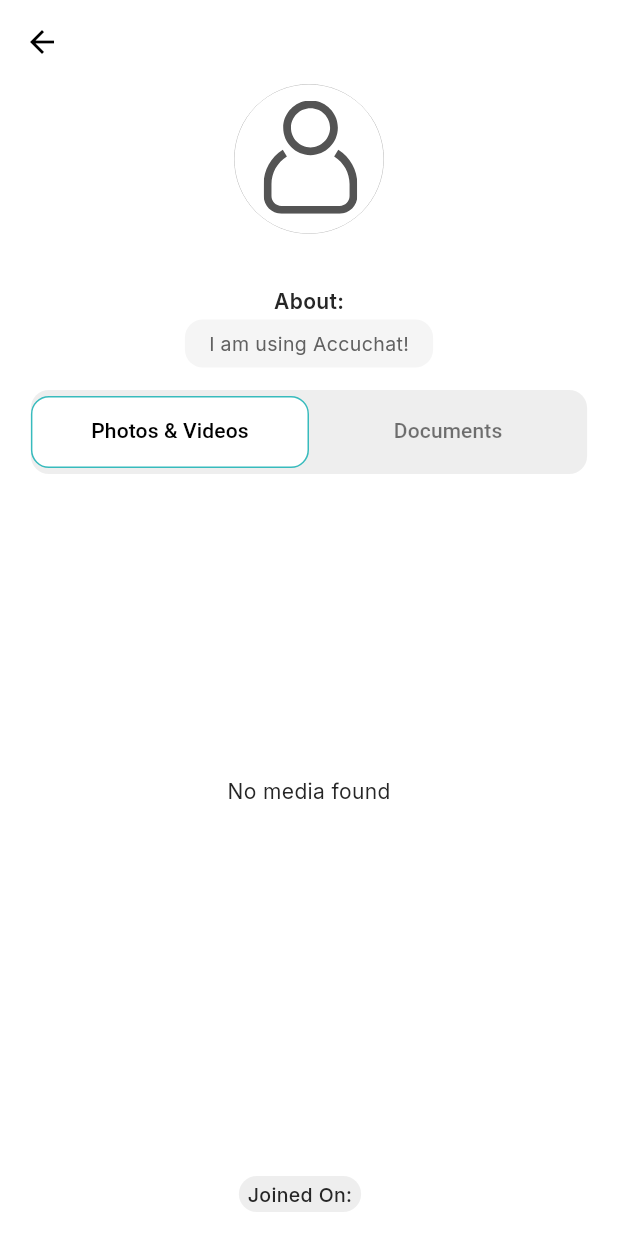
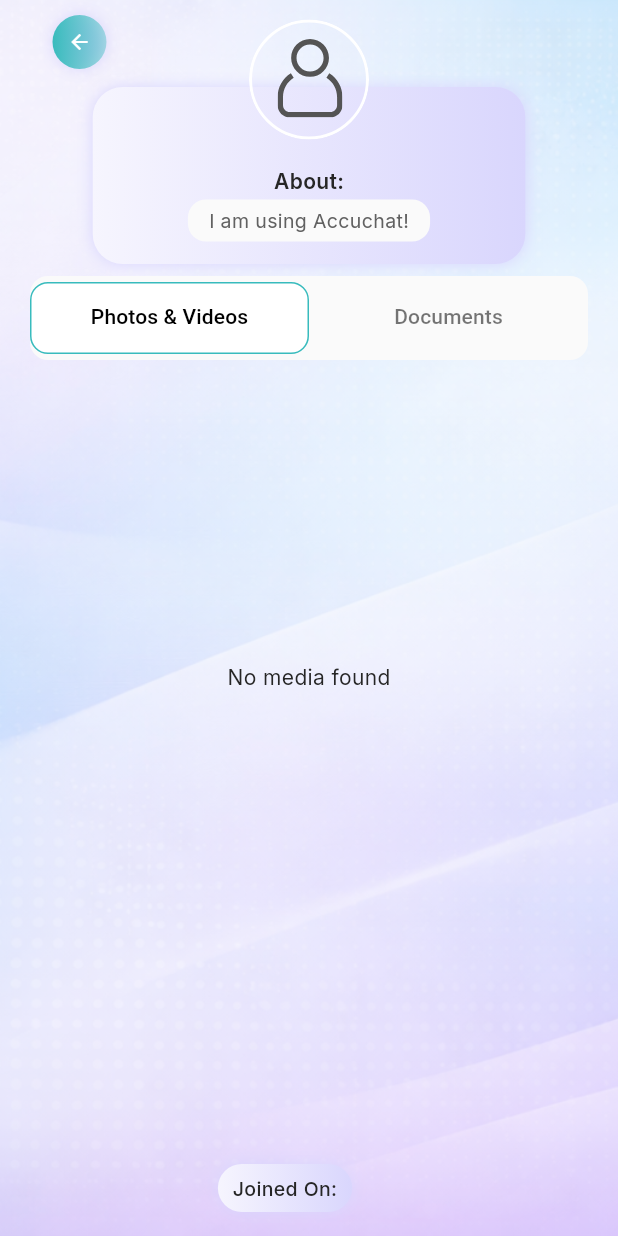
Before and after one commit to Harish-Goyal/accuchat_app, a Flutter app: the ViewProfileScreen screen opened by its route, on a phone screen of 412 x 824 dp. Run offline on Flutter 3.47's test engine with Material 3 defaults, Android fonts, the phone set to English and light mode, and no system bars; drawn by our look-alikes of cached_network_image; our stand-ins replace animated_search_bar, cloud_firestore, connectivity_plus, country_code_picker, cross_file, device_info_plus and 40 more; missing offline and left inert: android_intent_plus, dart:html, dart:js, flutter_dropzone, in_app_update, media_scanner and 1 more; accounts and stored records are empty; network calls fail; Roboto replaces fonts that are missing (Mazzard); statements that could not run were skipped; project files that could hold a hidden picture were left out.

Commit message:
chat image side change for very low visibility
chat image side change for very low visibility
logic screen icons change

```diff
--- a/lib/Screens/Chat/screens/chat_tasks/Presentation/Views/view_profile_screen.dart
+++ b/lib/Screens/Chat/screens/chat_tasks/Presentation/Views/view_profile_screen.dart
@@ -3,6 +3,7 @@ import 'package:AccuChat/Constants/colors.dart';
 import 'package:AccuChat/Screens/Chat/api/apis.dart';
 import 'package:AccuChat/Screens/Chat/screens/chat_tasks/Presentation/Controllers/view_profile_controller.dart';
 import 'package:AccuChat/Screens/Chat/screens/chat_tasks/Presentation/Views/profile_modea_selection.dart';
+import 'package:AccuChat/utils/backappbar.dart';
 import 'package:AccuChat/utils/helper_widget.dart';
 import 'package:AccuChat/utils/networl_shimmer_image.dart';
 import 'package:AccuChat/utils/text_style.dart';
@@ -31,29 +32,13 @@ class ViewProfileScreen extends GetView<ViewProfileController> {
         onTap: () => FocusScope.of(context).unfocus(),
         child: Scaffold(
             //app bar
-            appBar: AppBar(
-              title: Text(
-                controller.user?.userCompany?.displayName !=null?
-                        controller.user?.userCompany?.displayName ??''
-                    :controller.user?.userName!=null? controller.user?.userName??'':
-                        controller.user?.phone ?? '',
-                style: BalooStyles.balooboldTitleTextStyle(),
-              ),
-              scrolledUnderElevation: 0,
-              surfaceTintColor: Colors.white,
-            ),
+
             floatingActionButton: //user about
                 Row(
               mainAxisAlignment: MainAxisAlignment.center,
               crossAxisAlignment: CrossAxisAlignment.center,
               children: [
-                Container(
-                  padding: const EdgeInsets.all(4),
-                  margin: const EdgeInsets.only(left: 20),
-                  decoration: BoxDecoration(
-                    color: Colors.grey.shade200,
-                    borderRadius: BorderRadius.circular(12),
-                  ),
+               GradientContainer(
                   child: Row(
                     mainAxisSize: MainAxisSize.min,
                     mainAxisAlignment: MainAxisAlignment.center,
@@ -74,48 +59,44 @@ class ViewProfileScreen extends GetView<ViewProfileController> {
             ),
 
             //body
-            body: Padding(
-              padding: EdgeInsets.symmetric(horizontal: mq.width * .05),
+            body: Container(
+              height: Get.height,
+              width: Get.width,
+              padding: const EdgeInsets.symmetric(horizontal: 20,vertical: 10),
+              decoration: BoxDecoration(
+                image: DecorationImage(image: AssetImage(darkbg),fit: BoxFit.cover)
+              ),
               child: SingleChildScrollView(
                 child: Column(
+                  crossAxisAlignment: CrossAxisAlignment.start,
                   children: [
-                    InkWell(
-                      borderRadius: BorderRadius.circular(100),
-                      onTap: () => controller.user?.userId == APIs.me.userId
-                          ? Get.toNamed(AppRoutes.h_profile)
-                          : controller.user?.userImage != null
-                              ? Get.to(() => ProfileZoom(
-                                  imagePath:
-                                      "${ApiEnd.baseUrlMedia}${controller.user?.userImage ?? ''}",
-                                  heroTag: "DetailedProfile"))
-                              : showDialog(
-                                  context: context,
-                                  builder: (_) =>
-                                      ProfileDialog(user: controller.user)),
-                      child:
-                      controller.user?.userImage!=null? CustomCacheNetworkImage(
-                        "${ApiEnd.baseUrlMedia}${controller.user?.userImage ?? ''}",
-                        height: 100,
-                        width: 100,
-                        radiusAll: 100,
-                        boxFit: BoxFit.cover,
-                        defaultImage: ICON_profile,
-                        borderColor: greyText,
-                      ):CircleAvatar(
-                        // radius: 45,
-                        backgroundColor: perpleBg,
-                        child: Text(getInitials(usern),style: BalooStyles.baloosemiBoldTextStyle(color: perplebr,),),
-                      ),
+                    backApp(context, controller.user?.userCompany?.displayName !=null?
+                    controller.user?.userCompany?.displayName ??''
+                        :controller.user?.userName!=null? controller.user?.userName??'':
+                    controller.user?.phone ?? ''),
+                    vGap(12),
 
-                    ),
-                    vGap(10),
+                    Stack(
+                      clipBehavior: Clip.none,
+                      alignment: Alignment.topCenter,
+                      children: [
+                        Center(
+                          child: GradientContainer(
+                            radius: 20,
+                            width: Get.width*.7,
+                            padding: 15,
+
+                            child: Column(
+                              children: [
+
+                                vGap(20),
                                 Text(
                                     controller.user?.email == null ||
                                         controller.user?.email == ''
                                         ? controller.user?.phone ?? ''
                                         : controller.user?.email ?? '',
                                     style: BalooStyles.baloomediumTextStyle()),
-                    vGap(10),
+                                vGap(3),
                                 Text(
                                   'About:',
                                   style: BalooStyles.baloosemiBoldTextStyle(),
@@ -134,9 +115,9 @@ class ViewProfileScreen extends GetView<ViewProfileController> {
                                       overflow: TextOverflow.ellipsis)
                                       .paddingSymmetric(horizontal: 8),
                                 ):Container(
-                      padding: const EdgeInsets.all(8),
+                                  padding: const EdgeInsets.all(6),
                                   decoration: BoxDecoration(
-                        color: Colors.grey.shade100,
+                                    color: Colors.grey.shade50,
                                     borderRadius: BorderRadius.circular(12),
                                   ),
                                   child: Text(
@@ -146,7 +127,52 @@ class ViewProfileScreen extends GetView<ViewProfileController> {
                                       overflow: TextOverflow.ellipsis)
                                       .paddingSymmetric(horizontal: 8),
                                 ),
-                    vGap(15),
+                              ],
+                            ),
+                          ),
+                        ),
+
+                        Positioned(
+                          top: -45,
+                          child: InkWell(
+                            borderRadius: BorderRadius.circular(100),
+                            onTap: () => controller.user?.userId == APIs.me.userId
+                                ? Get.toNamed(AppRoutes.h_profile)
+                                : controller.user?.userImage != null
+                                ? Get.to(() => ProfileZoom(
+                                imagePath:
+                                "${ApiEnd.baseUrlMedia}${controller.user?.userImage ?? ''}",
+                                heroTag: "DetailedProfile"))
+                                : showDialog(
+                                context: context,
+                                builder: (_) =>
+                                    ProfileDialog(user: controller.user)),
+                            child:
+                            controller.user?.userImage!=null? CustomCacheNetworkImage(
+                              "${ApiEnd.baseUrlMedia}${controller.user?.userImage ?? ''}",
+                              height: 80,
+                              width: 80,
+                              radiusAll: 100,
+                              boxFit: BoxFit.cover,
+                              defaultImage: ICON_profile,
+                              borderColor: Colors.white,
+                              borderWidth: 2,
+                            ):GradientContainer(
+                              radius: 100,
+                              height: 80,
+                              width: 80,
+                              padding: 0,
+                              // color1: greenside.withOpacity(.2),
+                              // color2: greenside.withOpacity(.2),
+                              child: Center(child: Text(getInitials(usern),style: BalooStyles.baloosemiBoldTextStyle(color: perplebr,size: 50),)),
+                            ),
+
+                          ),
+                        ),
+                      ],
+                    ),
+
+                    vGap(8),
                     const ProfileMediaSectionGetX(baseUrl: ApiEnd.baseUrlMedia),
                   ],
                 ),
--- /dev/null
+++ b/lib/Screens/DownloadFiles/download_factory.dart
@@ -0,0 +1,2 @@
+export 'download_mobile.dart'
+if (dart.library.html) 'download_web.dart';
--- a/lib/utils/backappbar.dart
+++ b/lib/utils/backappbar.dart
@@ -1,4 +1,5 @@
 import 'package:AccuChat/Constants/themes.dart';
+import 'package:AccuChat/Screens/Chat/screens/auth/Presentation/Views/login_screen.dart';
 import 'package:flutter/material.dart';
 import 'package:get/get.dart';
 
@@ -47,16 +48,15 @@ Widget backApp(context,title, {size}){
     mainAxisAlignment: MainAxisAlignment.start,
     children: [
       InkWell(
-          child: Container(
-            padding: const EdgeInsets.all(10),
-            decoration: BoxDecoration(
-              shape: BoxShape.circle, color: AppTheme.appColor.withOpacity(0.2),
-
-            ),
+        radius:100,
+          child: GradientContainer(
+            padding: 10,
+            color1: greenside,
+            color2: greenside.withOpacity(.4),
 
             child:  Icon(
               Icons.arrow_back,
-              color:Colors.black,
+              color:Colors.white,
               size: 16,
             ),
           ),
--- a/lib/utils/helper_widget.dart
+++ b/lib/utils/helper_widget.dart
@@ -1470,12 +1470,16 @@ String getInitials(String name) {
 Widget GradientContainer({
   required Widget child,
   double padding = 8.0,
+  double? height,
+  double? width ,
   double radius = 100.0,
   Color? color1,
   Color? color2,
 }) {
   return Container(
     padding: EdgeInsets.all(padding),
+    height: height,
+    width: width,
     decoration: BoxDecoration(
       gradient: LinearGradient(colors: [
       color1??  gallwhite,
--- a/lib/utils/networl_shimmer_image.dart
+++ b/lib/utils/networl_shimmer_image.dart
@@ -76,11 +76,12 @@ class CustomCacheNetworkImage extends StatelessWidget {
         //       : null,
         // ),
         child: CachedNetworkImage(
-          fit: boxFit ?? BoxFit.contain ,
+          fit: boxFit ?? BoxFit.contain,
           width: width,
           filterQuality: FilterQuality.low,
           useOldImageOnUrlChange: true,
           height: height,
+
           // memCacheHeight: memCacheHeight ?? 500,
           // memCacheWidth: memCacheWidth ?? 500,
           placeholder: (_, __) {
```
Also changed, not shown: lib/Screens/Chat/screens/auth/Presentation/Views/login_screen.dart (+20 -19 lines), lib/Screens/Chat/screens/chat_tasks/Presentation/Views/profile_modea_selection.dart (+44 -13 lines), lib/Screens/DownloadFiles/download_mobile.dart (added, +32 -0 lines), lib/Screens/DownloadFiles/download_web.dart (added, +45 -0 lines), lib/Screens/Home/Presentation/View/gallery_view.dart (+34 -4 lines), lib/Screens/Settings/Presentation/Views/all_settings.dart (+51 -41 lines), 1 other file. Lines whose indentation alone changed are shown as unchanged.
